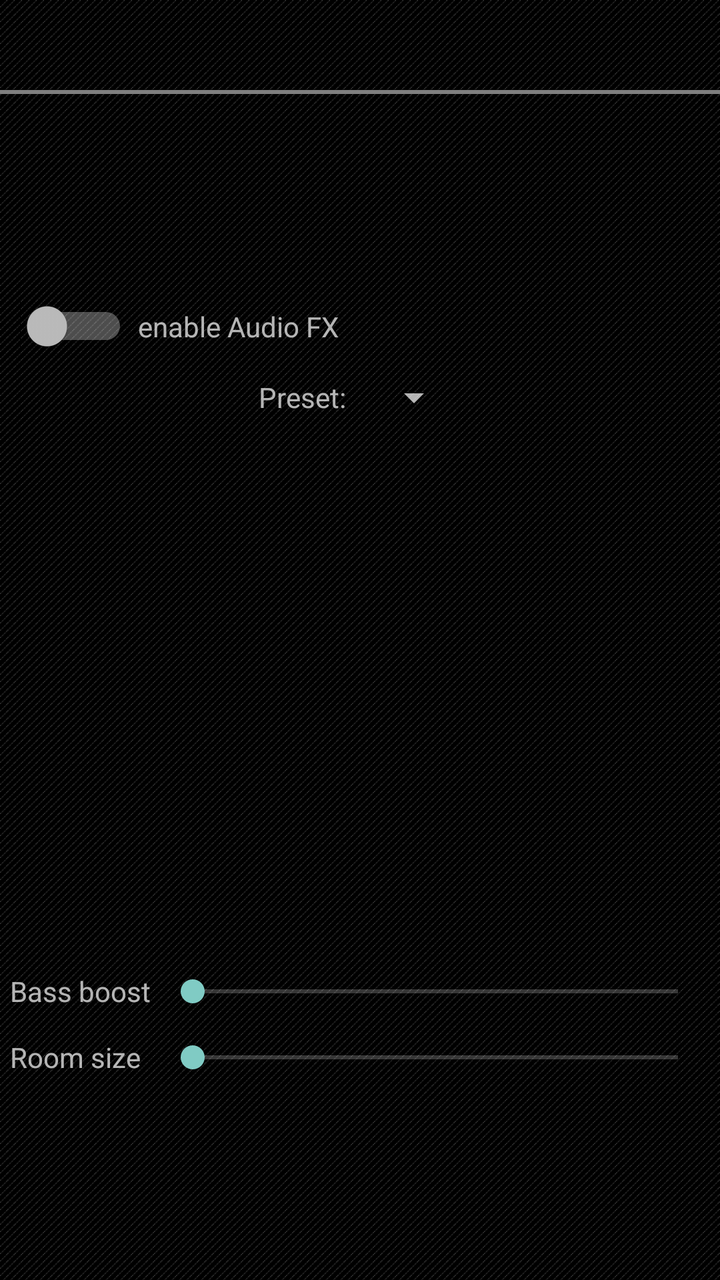
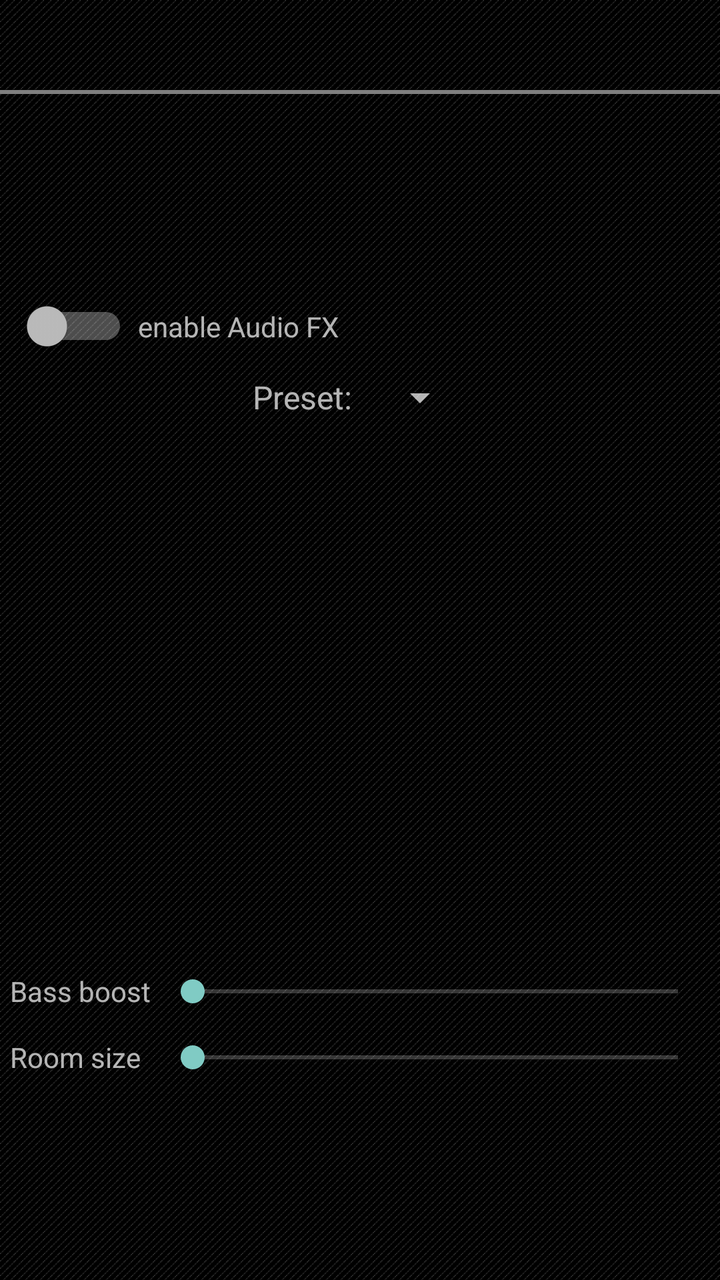

An Android layout rendered at two revisions. The XML below is the earlier revision; the diff shows what the commit changed to produce the second picture.
<!-- AndroidManifest.xml: application theme Apollo.Theme.Dark -->
<!-- res/layout/activity_audiofx.xml -->
<?xml version="1.0" encoding="utf-8"?>
<androidx.constraintlayout.widget.ConstraintLayout xmlns:android="http://schemas.android.com/apk/res/android"
	xmlns:app="http://schemas.android.com/apk/res-auto"
	xmlns:tools="http://schemas.android.com/tools"
	android:layout_width="match_parent"
	android:layout_height="match_parent"
	android:background="@drawable/pager_background">

	<androidx.appcompat.widget.Toolbar
		android:id="@+id/audiofx_toolbar"
		android:layout_width="0dp"
		android:layout_height="@dimen/toolbar_height"
		app:layout_constraintStart_toStartOf="parent"
		app:layout_constraintTop_toTopOf="parent"
		app:layout_constraintEnd_toEndOf="parent" />

	<org.nuclearfog.apollo.ui.views.theme.Colorstrip
		android:id="@+id/audiofx_colorstrip"
		android:layout_width="0dp"
		android:layout_height="@dimen/colorstrip_height"
		app:layout_constraintStart_toStartOf="parent"
		app:layout_constraintTop_toBottomOf="@id/audiofx_toolbar"
		app:layout_constraintEnd_toEndOf="parent" />

	<Switch
		android:id="@+id/audiofx_enable"
		android:layout_width="wrap_content"
		android:layout_height="wrap_content"
		android:layout_marginStart="10dp"
		android:layout_marginLeft="10dp"
		android:layout_marginBottom="5dp"
		android:layout_marginEnd="5dp"
		android:layout_marginRight="5dp"
		app:layout_constraintStart_toStartOf="parent"
		app:layout_constraintTop_toBottomOf="@id/audiofx_colorstrip"
		app:layout_constraintBottom_toTopOf="@id/audiofx_preset"
		app:layout_constraintEnd_toStartOf="@id/audiofx_enable_label"
		tools:ignore="UseSwitchCompatOrMaterialXml,TouchTargetSizeCheck"
		app:layout_constraintVertical_chainStyle="packed" />

	<TextView
		android:id="@+id/audiofx_enable_label"
		android:layout_width="0dp"
		android:layout_height="wrap_content"
		android:text="@string/label_enable_equalizer"
		android:layout_marginEnd="5dp"
		android:layout_marginRight="5dp"
		app:layout_constraintStart_toEndOf="@id/audiofx_enable"
		app:layout_constraintTop_toTopOf="@id/audiofx_enable"
		app:layout_constraintBottom_toBottomOf="@id/audiofx_enable"
		app:layout_constraintEnd_toEndOf="parent" />

	<TextView
		android:id="@+id/audiofx_preset_label"
		android:layout_width="wrap_content"
		android:layout_height="wrap_content"
		android:lines="1"
		android:text="@string/label_preset"
		android:textSize="@dimen/text_size_small"
		android:layout_marginEnd="10dp"
		android:layout_marginRight="10dp"
		app:layout_constraintHorizontal_chainStyle="packed"
		app:layout_constraintStart_toStartOf="parent"
		app:layout_constraintTop_toTopOf="@id/audiofx_preset"
		app:layout_constraintBottom_toBottomOf="@id/audiofx_preset"
		app:layout_constraintEnd_toStartOf="@id/audiofx_preset" />

	<Spinner
		android:id="@+id/audiofx_preset"
		android:layout_width="wrap_content"
		android:layout_height="wrap_content"
		android:layout_marginTop="5dp"
		android:layout_marginBottom="5dp"
		app:layout_constraintHorizontal_chainStyle="packed"
		app:layout_constraintStart_toEndOf="@id/audiofx_preset_label"
		app:layout_constraintTop_toBottomOf="@id/audiofx_enable"
		app:layout_constraintBottom_toTopOf="@id/audiofx_eq_scroll"
		app:layout_constraintEnd_toEndOf="parent" />

	<androidx.recyclerview.widget.RecyclerView
		android:id="@+id/audiofx_eq_scroll"
		android:layout_width="wrap_content"
		android:layout_height="0dp"
		android:layout_marginStart="5dp"
		android:layout_marginLeft="5dp"
		android:layout_marginEnd="5dp"
		android:layout_marginRight="5dp"
		app:layout_constraintHeight_percent="0.4"
		app:layout_constraintStart_toStartOf="parent"
		app:layout_constraintTop_toBottomOf="@id/audiofx_preset"
		app:layout_constraintBottom_toTopOf="@id/audiofx_bass_boost"
		app:layout_constraintEnd_toEndOf="parent" />

	<TextView
		android:id="@+id/audiofx_bass_boost_label"
		android:layout_width="wrap_content"
		android:layout_height="wrap_content"
		android:text="@string/label_bass_boost"
		android:layout_marginStart="5dp"
		android:layout_marginLeft="5dp"
		app:layout_constraintStart_toStartOf="parent"
		app:layout_constraintTop_toTopOf="@id/audiofx_bass_boost"
		app:layout_constraintBottom_toBottomOf="@id/audiofx_bass_boost" />


	<TextView
		android:id="@+id/audiofx_reverb_label"
		android:layout_width="wrap_content"
		android:layout_height="wrap_content"
		android:text="@string/label_reverb"
		android:layout_marginStart="5dp"
		android:layout_marginLeft="5dp"
		app:layout_constraintStart_toStartOf="parent"
		app:layout_constraintTop_toTopOf="@id/audiofx_reverb"
		app:layout_constraintBottom_toBottomOf="@id/audiofx_reverb" />

	<androidx.constraintlayout.widget.Barrier
		android:id="@+id/seekbar_label_barrier"
		android:layout_width="wrap_content"
		android:layout_height="wrap_content"
		app:barrierDirection="end"
		app:constraint_referenced_ids="audiofx_bass_boost_label,audiofx_reverb_label" />

	<SeekBar
		android:id="@+id/audiofx_bass_boost"
		android:layout_width="0dp"
		android:layout_height="wrap_content"
		android:layout_marginStart="5dp"
		android:layout_marginLeft="5dp"
		android:layout_marginTop="15dp"
		android:layout_marginEnd="5dp"
		android:layout_marginRight="5dp"
		app:layout_constraintStart_toEndOf="@id/seekbar_label_barrier"
		app:layout_constraintTop_toBottomOf="@id/audiofx_eq_scroll"
		app:layout_constraintBottom_toTopOf="@id/audiofx_reverb"
		app:layout_constraintEnd_toEndOf="parent" />

	<SeekBar
		android:id="@+id/audiofx_reverb"
		android:layout_width="0dp"
		android:layout_height="wrap_content"
		android:layout_marginStart="5dp"
		android:layout_marginLeft="5dp"
		android:layout_marginTop="15dp"
		android:layout_marginEnd="5dp"
		android:layout_marginRight="5dp"
		app:layout_constraintStart_toEndOf="@id/seekbar_label_barrier"
		app:layout_constraintTop_toBottomOf="@id/audiofx_bass_boost"
		app:layout_constraintBottom_toBottomOf="parent"
		app:layout_constraintEnd_toEndOf="parent" />

</androidx.constraintlayout.widget.ConstraintLayout>
<!-- resources referenced by this layout -->
<resources>
  <dimen name="colorstrip_height">2.0dp</dimen>
  <dimen name="text_size_small">14.0sp</dimen>
  <dimen name="toolbar_height">45dp</dimen>
  <!-- drawable pager_background (drawable) -->
  <?xml version="1.0" encoding="utf-8"?>
  <bitmap xmlns:android="http://schemas.android.com/apk/res/android"
  	android:src="@drawable/view_pager_background_texture"
  	android:tileMode="repeat" />
  <string name="label_bass_boost">Bass boost</string>
  <string name="label_enable_equalizer">enable Audio FX</string>
  <string name="label_preset">Preset:</string>
  <string name="label_reverb">Room size</string>
  <style name="Apollo.Theme.Dark" parent="Theme.AppCompat.NoActionBar">
  		<item name="colorPrimaryDark">#ff0a0a0a</item>
  		<item name="windowActionBar">false</item>
  		<item name="windowNoTitle">true</item>
  		<item name="colorAccent">@android:color/white</item>
  		<item name="android:colorBackground">@android:color/black</item>
  		<item name="android:windowContentOverlay">@null</item>
  		<item name="android:windowAnimationStyle">@style/TransactionPending</item>
  	</style>
  <!-- drawable view_pager_background_texture: png bitmap (drawable-hdpi, 115 bytes) -->
  <style name="TransactionPending" parent="@android:style/Animation">
  		<item name="android:activityOpenEnterAnimation">@android:anim/fade_in</item>
  		<item name="android:activityOpenExitAnimation">@android:anim/fade_out</item>
  		<item name="android:activityCloseEnterAnimation">@android:anim/fade_in</item>
  		<item name="android:activityCloseExitAnimation">@android:anim/fade_out</item>
  	</style>
</resources>

<!-- the commit's change to res/layout/activity_audiofx.xml (unified diff, before → after) -->
@@ -56,7 +56,7 @@
 		android:layout_height="wrap_content"
 		android:lines="1"
 		android:text="@string/label_preset"
-		android:textSize="@dimen/text_size_small"
+		android:textSize="@dimen/text_size_medium"
 		android:layout_marginEnd="10dp"
 		android:layout_marginRight="10dp"
 		app:layout_constraintHorizontal_chainStyle="packed"
@@ -75,7 +75,8 @@
 		app:layout_constraintStart_toEndOf="@id/audiofx_preset_label"
 		app:layout_constraintTop_toBottomOf="@id/audiofx_enable"
 		app:layout_constraintBottom_toTopOf="@id/audiofx_eq_scroll"
-		app:layout_constraintEnd_toEndOf="parent" />
+		app:layout_constraintEnd_toEndOf="parent"
+		tools:listitem="@layout/list_item_dropdown" />
 
 	<androidx.recyclerview.widget.RecyclerView
 		android:id="@+id/audiofx_eq_scroll"
@@ -150,3 +151,18 @@
 		app:layout_constraintEnd_toEndOf="parent" />
 
 </androidx.constraintlayout.widget.ConstraintLayout>
+<!-- res/layout/list_item_dropdown.xml (included above) -->
+<?xml version="1.0" encoding="utf-8"?>
+<LinearLayout xmlns:android="http://schemas.android.com/apk/res/android"
+	android:layout_width="match_parent"
+	android:layout_height="wrap_content">
+
+	<TextView
+		android:id="@+id/list_item_dropdown_text"
+		android:layout_width="match_parent"
+		android:layout_height="wrap_content"
+		android:textSize="@dimen/text_size_medium"
+		android:lines="1"
+		android:layout_margin="5dp" />
+
+</LinearLayout>
<!-- resource entries referenced after the edit -->
@@ -1,7 +1,7 @@
 <!-- resources referenced by this layout -->
 <resources>
   <dimen name="colorstrip_height">2.0dp</dimen>
-  <dimen name="text_size_small">14.0sp</dimen>
+  <dimen name="text_size_medium">16.0sp</dimen>
   <dimen name="toolbar_height">45dp</dimen>
   <!-- drawable pager_background (drawable) -->
   <?xml version="1.0" encoding="utf-8"?>
